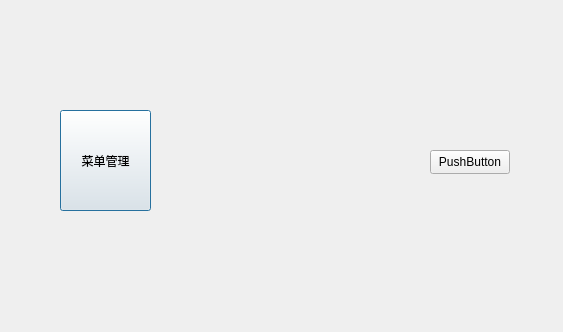
First picture: the form in Restaurant/admindialog.ui, repository PG98/2017SepQt, before the edit.
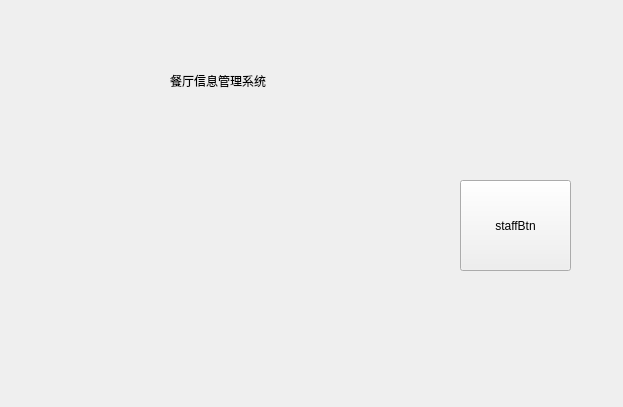
Second picture: the form after the edit. Icons and pictures are not drawn.

```diff
--- a/Restaurant/admindialog.ui
+++ b/Restaurant/admindialog.ui
@@ -6,8 +6,8 @@
    <rect>
     <x>0</x>
     <y>0</y>
-    <width>563</width>
-    <height>332</height>
+    <width>623</width>
+    <height>407</height>
    </rect>
   </property>
   <property name="windowTitle">
@@ -16,17 +16,50 @@
   <widget class="QPushButton" name="menuBtn">
    <property name="geometry">
     <rect>
-     <x>60</x>
-     <y>110</y>
-     <width>91</width>
-     <height>101</height>
+     <x>40</x>
+     <y>150</y>
+     <width>150</width>
+     <height>150</height>
     </rect>
    </property>
    <property name="focusPolicy">
     <enum>Qt::StrongFocus</enum>
    </property>
+   <property name="styleSheet">
+    <string notr="true">    QPushButton{
+    color: white;
+    font: bold 10pt;
+    border:none;
+    min-height: 24px;
+    min-width: 60px;
+    background-color:rgba(255,255,255,0);
+    background-image :url(:/images/menu1.png) 
+    
+}
+QPushButton:hover
+{
+    color: white;
+    font: bold 10pt;
+    border:none;
+    min-height: 24px;
+    min-width: 60px;
+    background-color:rgba(255,255,255,0);
+    background-image :url(:/images/menu_2.png) 
+} 
+
+QPushButton:pressed
+{
+    color: white;
+    font: bold 10pt;
+    border:none;
+    min-height: 24px;
+    min-width: 60px;
+    background-color:rgba(255,255,255,0);
+   background-image :url(:/images/menu_2.png) 
+} </string>
+   </property>
    <property name="text">
-    <string>菜单管理</string>
+    <string/>
    </property>
    <property name="shortcut">
     <string>Ctrl+A</string>
@@ -35,8 +68,8 @@
   <widget class="QPushButton" name="userBtn">
    <property name="geometry">
     <rect>
-     <x>200</x>
-     <y>90</y>
+     <x>240</x>
+     <y>150</y>
      <width>145</width>
      <height>145</height>
     </rect>
@@ -84,14 +117,30 @@
   <widget class="QPushButton" name="pushButton">
    <property name="geometry">
     <rect>
-     <x>430</x>
-     <y>150</y>
-     <width>80</width>
-     <height>24</height>
+     <x>460</x>
+     <y>180</y>
+     <width>111</width>
+     <height>91</height>
     </rect>
    </property>
    <property name="text">
-    <string>PushButton</string>
+    <string>staffBtn</string>
+   </property>
+  </widget>
+  <widget class="QLabel" name="label_3">
+   <property name="geometry">
+    <rect>
+     <x>170</x>
+     <y>30</y>
+     <width>441</width>
+     <height>101</height>
+    </rect>
+   </property>
+   <property name="styleSheet">
+    <string notr="true">font: 35pt &quot;微软雅黑&quot;;</string>
+   </property>
+   <property name="text">
+    <string>餐厅信息管理系统</string>
    </property>
   </widget>
  </widget>
```
Left out of the diff: 2 changed lines with no effect on the pictures.
